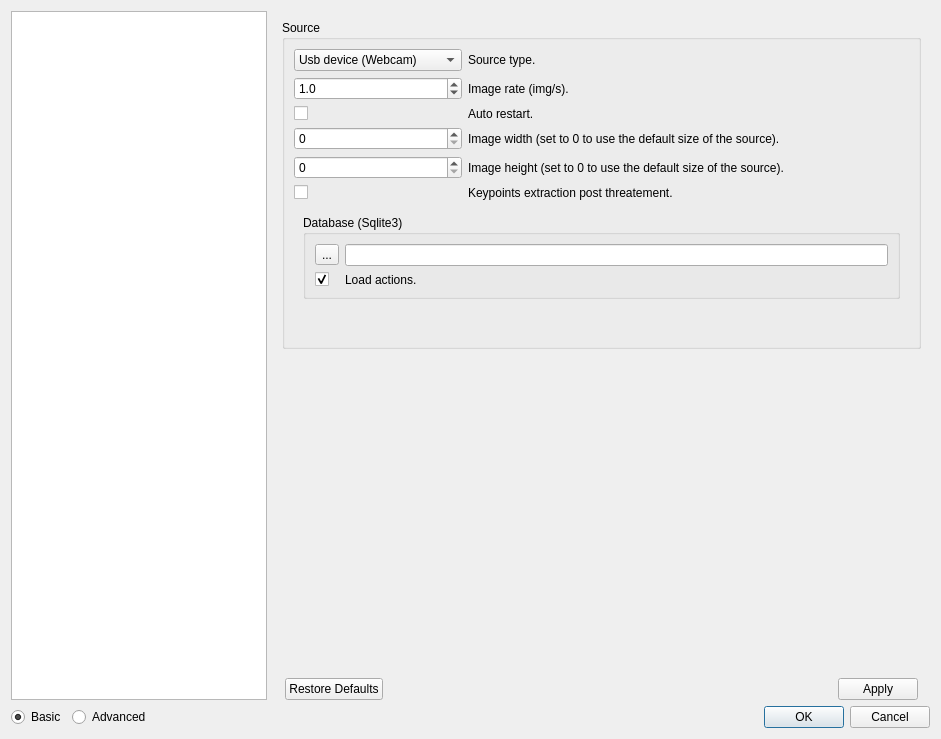
Before: the Qt Designer form guilib/src/ui/preferencesDialog.ui in introlab/rtabmap, drawn with Qt 5.
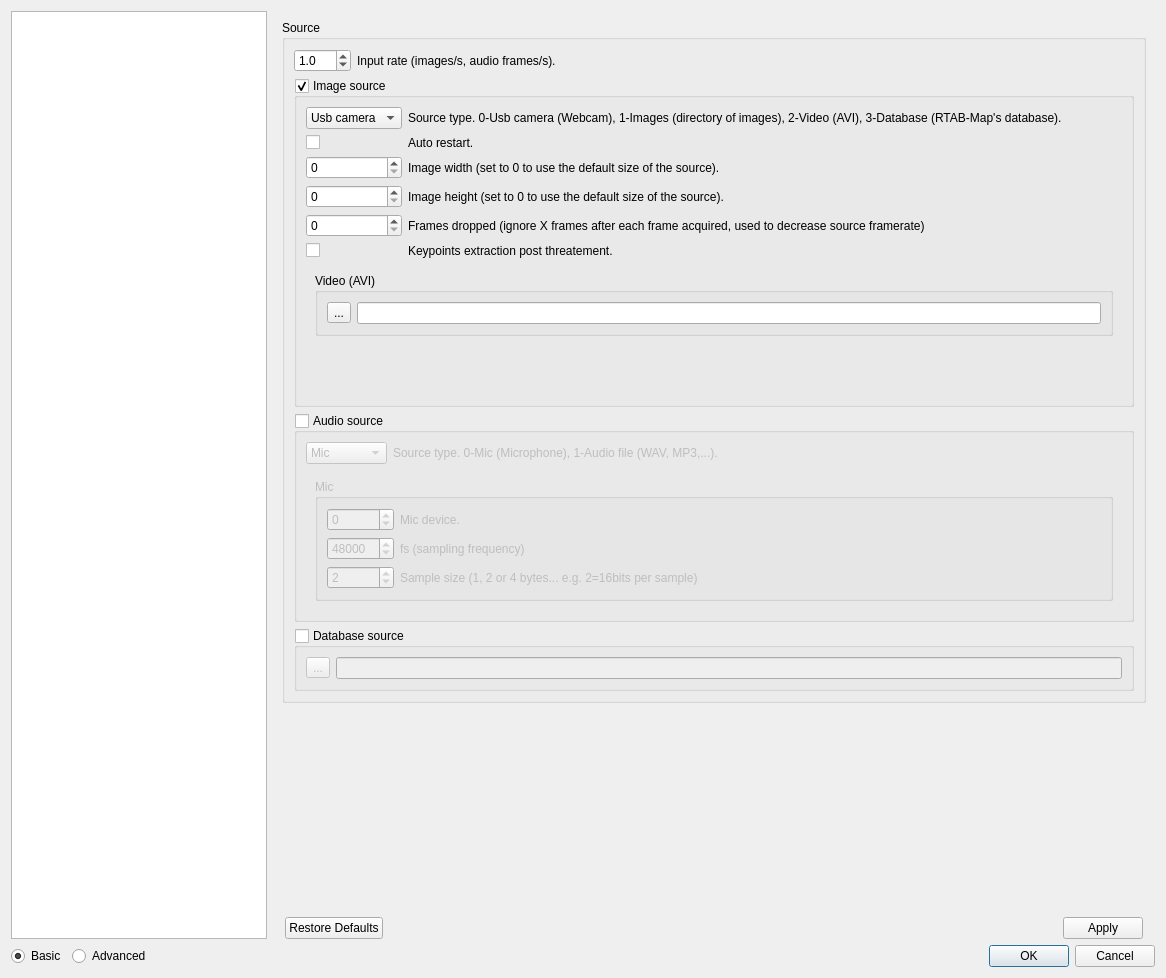
After: the same form once the commit is applied. The open tabs and pages were chosen to show the change. Icons and pictures are not drawn. Custom widgets are drawn as their Qt base class.

Commit message: Merged Audio branch to trunk

Diff of the .ui file:
```diff
--- a/guilib/src/ui/preferencesDialog.ui
+++ b/guilib/src/ui/preferencesDialog.ui
@@ -6,8 +6,8 @@
    <rect>
     <x>0</x>
     <y>0</y>
-    <width>941</width>
-    <height>739</height>
+    <width>1166</width>
+    <height>978</height>
    </rect>
   </property>
   <property name="sizePolicy">
@@ -421,50 +421,16 @@
           </layout>
          </widget>
          <widget class="QWidget" name="page_4">
-          <layout class="QVBoxLayout" name="verticalLayout_7">
+          <layout class="QVBoxLayout" name="verticalLayout_27">
            <item>
             <widget class="QGroupBox" name="groupBox_source0">
              <property name="title">
               <string>Source</string>
              </property>
-             <layout class="QVBoxLayout" name="verticalLayout_5">
+             <layout class="QVBoxLayout" name="verticalLayout_7">
               <item>
-               <layout class="QGridLayout" name="gridLayout_5" columnstretch="0,10">
+               <layout class="QGridLayout" name="gridLayout_28" columnstretch="0,1">
                 <item row="0" column="0">
-                 <widget class="QComboBox" name="source_comboBox_type">
-                  <property name="currentIndex">
-                   <number>0</number>
-                  </property>
-                  <item>
-                   <property name="text">
-                    <string>Usb device (Webcam)</string>
-                   </property>
-                  </item>
-                  <item>
-                   <property name="text">
-                    <string>Images (ex. 1.jpg, 2.jpg...)</string>
-                   </property>
-                  </item>
-                  <item>
-                   <property name="text">
-                    <string>Video file (AVI)</string>
-                   </property>
-                  </item>
-                  <item>
-                   <property name="text">
-                    <string>Database</string>
-                   </property>
-                  </item>
-                 </widget>
-                </item>
-                <item row="0" column="1">
-                 <widget class="QLabel" name="label_20">
-                  <property name="text">
-                   <string>Source type.</string>
-                  </property>
-                 </widget>
-                </item>
-                <item row="1" column="0">
                  <widget class="QDoubleSpinBox" name="general_doubleSpinBox_imgRate">
                   <property name="decimals">
                    <number>1</number>
@@ -480,28 +446,73 @@
                   </property>
                  </widget>
                 </item>
-                <item row="1" column="1">
-                 <widget class="QLabel" name="label_2">
+                <item row="0" column="1">
+                 <widget class="QLabel" name="label_3">
                   <property name="text">
-                   <string>Image rate (img/s).</string>
+                   <string>Input rate (images/s, audio frames/s).</string>
                   </property>
                  </widget>
                 </item>
-                <item row="2" column="0">
+               </layout>
+              </item>
+              <item>
+               <widget class="QGroupBox" name="groupBox_sourceImage">
+                <property name="title">
+                 <string>Image source</string>
+                </property>
+                <property name="checkable">
+                 <bool>true</bool>
+                </property>
+                <layout class="QVBoxLayout" name="verticalLayout_5">
+                 <item>
+                  <layout class="QGridLayout" name="gridLayout_5" columnstretch="0,1">
+                   <item row="0" column="0">
+                    <widget class="QComboBox" name="source_comboBox_image_type">
+                     <property name="currentIndex">
+                      <number>0</number>
+                     </property>
+                     <item>
+                      <property name="text">
+                       <string>Usb camera</string>
+                      </property>
+                     </item>
+                     <item>
+                      <property name="text">
+                       <string>Images</string>
+                      </property>
+                     </item>
+                     <item>
+                      <property name="text">
+                       <string>Video file</string>
+                      </property>
+                     </item>
+                    </widget>
+                   </item>
+                   <item row="0" column="1">
+                    <widget class="QLabel" name="label_20">
+                     <property name="text">
+                      <string>Source type. 0-Usb camera (Webcam), 1-Images (directory of images), 2-Video (AVI), 3-Database (RTAB-Map's database).</string>
+                     </property>
+                     <property name="wordWrap">
+                      <bool>true</bool>
+                     </property>
+                    </widget>
+                   </item>
+                   <item row="1" column="0">
                  <widget class="QCheckBox" name="general_checkBox_autoRestart">
                   <property name="text">
                    <string/>
                   </property>
                  </widget>
                 </item>
-                <item row="2" column="1">
+                   <item row="1" column="1">
                  <widget class="QLabel" name="label_6">
                   <property name="text">
                    <string>Auto restart.</string>
                   </property>
                  </widget>
                 </item>
-                <item row="3" column="1">
+                   <item row="2" column="1">
                  <widget class="QLabel" name="label_10">
                   <property name="text">
                    <string>Image width (set to 0 to use the default size of the source).</string>
@@ -511,7 +522,7 @@
                   </property>
                  </widget>
                 </item>
-                <item row="4" column="1">
+                   <item row="3" column="1">
                  <widget class="QLabel" name="label_11">
                   <property name="text">
                    <string>Image height (set to 0 to use the default size of the source).</string>
@@ -521,7 +532,7 @@
                   </property>
                  </widget>
                 </item>
-                <item row="3" column="0">
+                   <item row="2" column="0">
                  <widget class="QSpinBox" name="source_spinBox_imgWidth">
                   <property name="minimum">
                    <number>0</number>
@@ -537,7 +548,7 @@
                   </property>
                  </widget>
                 </item>
-                <item row="4" column="0">
+                   <item row="3" column="0">
                  <widget class="QSpinBox" name="source_spinBox_imgheight">
                   <property name="minimum">
                    <number>0</number>
@@ -567,12 +578,38 @@
                   </property>
                  </widget>
                 </item>
+                   <item row="4" column="1">
+                    <widget class="QLabel" name="label_128">
+                     <property name="text">
+                      <string>Frames dropped (ignore X frames after each frame acquired, used to decrease source framerate)</string>
+                     </property>
+                     <property name="wordWrap">
+                      <bool>true</bool>
+                     </property>
+                    </widget>
+                   </item>
+                   <item row="4" column="0">
+                    <widget class="QSpinBox" name="source_spinBox_framesDropped">
+                     <property name="minimum">
+                      <number>0</number>
+                     </property>
+                     <property name="maximum">
+                      <number>999999999</number>
+                     </property>
+                     <property name="singleStep">
+                      <number>1</number>
+                     </property>
+                     <property name="value">
+                      <number>0</number>
+                     </property>
+                    </widget>
+                   </item>
                </layout>
               </item>
               <item>
                <widget class="QStackedWidget" name="stackedWidget_2">
                 <property name="currentIndex">
-                 <number>3</number>
+                    <number>2</number>
                 </property>
                 <widget class="QWidget" name="page_7">
                  <layout class="QVBoxLayout" name="verticalLayout_30">
@@ -731,14 +768,216 @@
                   </item>
                  </layout>
                 </widget>
-                <widget class="QWidget" name="page_10">
-                 <layout class="QVBoxLayout" name="verticalLayout_16">
+                  </widget>
+                 </item>
+                </layout>
+               </widget>
+              </item>
                   <item>
-                   <widget class="QGroupBox" name="source_groupBox_video_2">
+               <widget class="QGroupBox" name="groupBox_sourceAudio">
                     <property name="title">
-                     <string>Database (Sqlite3)</string>
-                    </property>
-                    <layout class="QGridLayout" name="gridLayout_9" columnstretch="0,0">
+                 <string>Audio source</string>
+                </property>
+                <property name="checkable">
+                 <bool>true</bool>
+                </property>
+                <property name="checked">
+                 <bool>false</bool>
+                </property>
+                <layout class="QVBoxLayout" name="verticalLayout_28">
+                 <item>
+                  <layout class="QGridLayout" name="gridLayout_26" columnstretch="0,1">
+                   <item row="0" column="0">
+                    <widget class="QComboBox" name="source_comboBox_audio_type">
+                     <property name="currentIndex">
+                      <number>0</number>
+                     </property>
+                     <item>
+                      <property name="text">
+                       <string>Mic</string>
+                      </property>
+                     </item>
+                     <item>
+                      <property name="text">
+                       <string>Audio file</string>
+                      </property>
+                     </item>
+                    </widget>
+                   </item>
+                   <item row="0" column="1">
+                    <widget class="QLabel" name="label_122">
+                     <property name="text">
+                      <string>Source type. 0-Mic (Microphone), 1-Audio file (WAV, MP3,...).</string>
+                     </property>
+                     <property name="wordWrap">
+                      <bool>true</bool>
+                     </property>
+                    </widget>
+                   </item>
+                  </layout>
+                 </item>
+                 <item>
+                  <widget class="QStackedWidget" name="stackedWidget_audio">
+                   <property name="currentIndex">
+                    <number>1</number>
+                   </property>
+                   <widget class="QWidget" name="page_25">
+                    <layout class="QVBoxLayout" name="verticalLayout_31">
+                     <item>
+                      <widget class="QGroupBox" name="source_groupBox_micDevice">
+                       <property name="title">
+                        <string>Mic</string>
+                       </property>
+                       <layout class="QGridLayout" name="gridLayout_27" columnstretch="0,1">
+                        <item row="0" column="0">
+                         <widget class="QSpinBox" name="source_micDevice">
+                          <property name="minimum">
+                           <number>-1</number>
+                          </property>
+                          <property name="maximum">
+                           <number>999999999</number>
+                          </property>
+                          <property name="value">
+                           <number>0</number>
+                          </property>
+                         </widget>
+                        </item>
+                        <item row="0" column="1">
+                         <widget class="QLabel" name="label_124">
+                          <property name="text">
+                           <string>Mic device.</string>
+                          </property>
+                         </widget>
+                        </item>
+                        <item row="1" column="0">
+                         <widget class="QSpinBox" name="source_micFs">
+                          <property name="minimum">
+                           <number>4800</number>
+                          </property>
+                          <property name="maximum">
+                           <number>999999999</number>
+                          </property>
+                          <property name="value">
+                           <number>48000</number>
+                          </property>
+                         </widget>
+                        </item>
+                        <item row="1" column="1">
+                         <widget class="QLabel" name="label_133">
+                          <property name="text">
+                           <string>fs (sampling frequency)</string>
+                          </property>
+                         </widget>
+                        </item>
+                        <item row="2" column="1">
+                         <widget class="QLabel" name="label_135">
+                          <property name="text">
+                           <string>Sample size (1, 2 or 4 bytes... e.g. 2=16bits per sample)</string>
+                          </property>
+                         </widget>
+                        </item>
+                        <item row="2" column="0">
+                         <widget class="QSpinBox" name="source_micSampleSize">
+                          <property name="minimum">
+                           <number>1</number>
+                          </property>
+                          <property name="maximum">
+                           <number>4</number>
+                          </property>
+                          <property name="value">
+                           <number>2</number>
+                          </property>
+                         </widget>
+                        </item>
+                       </layout>
+                      </widget>
+                     </item>
+                     <item>
+                      <spacer name="verticalSpacer_25">
+                       <property name="orientation">
+                        <enum>Qt::Vertical</enum>
+                       </property>
+                       <property name="sizeHint" stdset="0">
+                        <size>
+                         <width>0</width>
+                         <height>0</height>
+                        </size>
+                       </property>
+                      </spacer>
+                     </item>
+                    </layout>
+                   </widget>
+                   <widget class="QWidget" name="page_27">
+                    <layout class="QVBoxLayout" name="verticalLayout_32">
+                     <item>
+                      <widget class="QGroupBox" name="source_groupBox_audioFile">
+                       <property name="title">
+                        <string>Audio file (WAV, MP3, ...)</string>
+                       </property>
+                       <layout class="QGridLayout" name="gridLayout_29" columnstretch="0,10">
+                        <item row="0" column="0">
+                         <widget class="QToolButton" name="source_audio_toolButton_selectSource">
+                          <property name="text">
+                           <string>...</string>
+                          </property>
+                         </widget>
+                        </item>
+                        <item row="0" column="1">
+                         <widget class="QLineEdit" name="source_audio_lineEdit_path">
+                          <property name="readOnly">
+                           <bool>false</bool>
+                          </property>
+                         </widget>
+                        </item>
+                        <item row="1" column="0">
+                         <widget class="QCheckBox" name="source_checkBox_playWhileRecording">
+                          <property name="text">
+                           <string/>
+                          </property>
+                         </widget>
+                        </item>
+                        <item row="1" column="1">
+                         <widget class="QLabel" name="label_14">
+                          <property name="text">
+                           <string>Play sound while recording from the file.</string>
+                          </property>
+                         </widget>
+                        </item>
+                       </layout>
+                      </widget>
+                     </item>
+                     <item>
+                      <spacer name="verticalSpacer_27">
+                       <property name="orientation">
+                        <enum>Qt::Vertical</enum>
+                       </property>
+                       <property name="sizeHint" stdset="0">
+                        <size>
+                         <width>0</width>
+                         <height>0</height>
+                        </size>
+                       </property>
+                      </spacer>
+                     </item>
+                    </layout>
+                   </widget>
+                  </widget>
+                 </item>
+                </layout>
+               </widget>
+              </item>
+              <item>
+               <widget class="QGroupBox" name="groupBox_sourceDatabase">
+                <property name="title">
+                 <string>Database source</string>
+                </property>
+                <property name="checkable">
+                 <bool>true</bool>
+                </property>
+                <property name="checked">
+                 <bool>false</bool>
+                </property>
+                <layout class="QGridLayout" name="gridLayout_9">
                      <item row="0" column="0">
                       <widget class="QToolButton" name="source_database_toolButton_selectSource">
                        <property name="text">
@@ -747,47 +986,9 @@
                       </widget>
                      </item>
                      <item row="0" column="1">
-                      <widget class="QLineEdit" name="source_database_lineEdit_path">
-                       <property name="readOnly">
-                        <bool>false</bool>
-                       </property>
-                      </widget>
-                     </item>
-                     <item row="1" column="1">
-                      <widget class="QLabel" name="label_39">
-                       <property name="text">
-                        <string>Load actions.</string>
-                       </property>
-                      </widget>
-                     </item>
-                     <item row="1" column="0">
-                      <widget class="QCheckBox" name="source_database_checkBox_loadActions">
-                       <property name="text">
-                        <string/>
-                       </property>
-                       <property name="checked">
-                        <bool>true</bool>
-                       </property>
-                      </widget>
-                     </item>
-                    </layout>
-                   </widget>
-                  </item>
-                  <item>
-                   <spacer name="verticalSpacer_11">
-                    <property name="orientation">
-                     <enum>Qt::Vertical</enum>
-                    </property>
-                    <property name="sizeHint" stdset="0">
-                     <size>
-                      <width>0</width>
-                      <height>0</height>
-                     </size>
-                    </property>
-                   </spacer>
-                  </item>
-                 </layout>
-                </widget>
+                  <widget class="QLineEdit" name="source_database_lineEdit_path"/>
+                 </item>
+                </layout>
                </widget>
               </item>
              </layout>
```
Left out of the diff: 756 changed lines with no effect on the pictures. Lines whose indentation alone changed are shown as unchanged. The commit also changes 139 other files.
